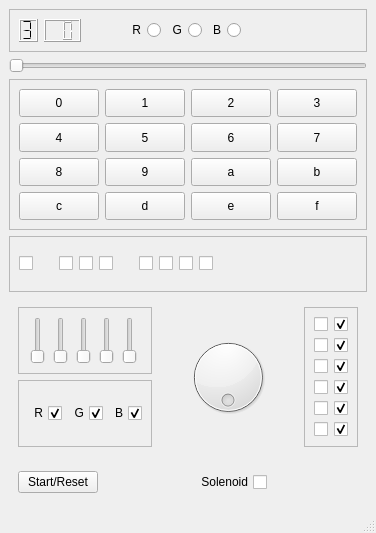
Akm0d/project_theseus, file qt/qt_graphics.ui: the form before one commit.
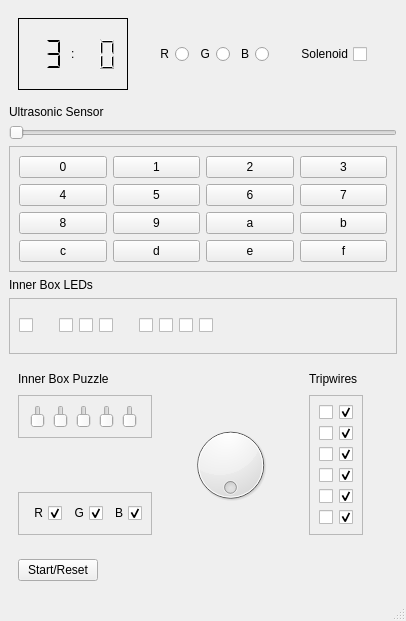
The form after the commit.

Commit message: MockBox Gui is easier to  understand

Patch:
```diff
--- a/qt/qt_graphics.ui
+++ b/qt/qt_graphics.ui
@@ -9,8 +9,8 @@
    <rect>
     <x>0</x>
     <y>0</y>
-    <width>376</width>
-    <height>533</height>
+       <width>406</width>
+       <height>621</height>
    </rect>
   </property>
   <property name="windowTitle">
@@ -18,14 +18,7 @@
   </property>
   <widget class="QWidget" name="centralwidget">
    <layout class="QGridLayout" name="gridLayout">
-    <item row="1" column="0">
-     <widget class="QSlider" name="ultrasonicSlider">
-      <property name="orientation">
-       <enum>Qt::Horizontal</enum>
-      </property>
-     </widget>
-    </item>
-    <item row="5" column="0">
+       <item row="7" column="0">
      <widget class="QWidget" name="widget_2" native="true">
       <layout class="QHBoxLayout" name="horizontalLayout_5">
        <item>
@@ -48,30 +41,23 @@
          </property>
         </spacer>
        </item>
-       <item>
-        <widget class="QCheckBox" name="solenoid">
-         <property name="focusPolicy">
-          <enum>Qt::NoFocus</enum>
-         </property>
-         <property name="layoutDirection">
-          <enum>Qt::RightToLeft</enum>
-         </property>
-         <property name="text">
-          <string>Solenoid</string>
-         </property>
-         <property name="checkable">
-          <bool>false</bool>
-         </property>
-         <property name="checked">
-          <bool>false</bool>
-         </property>
-        </widget>
+      </layout>
+     </widget>
        </item>
-       <item>
-        <spacer name="horizontalSpacer_10">
+       <item row="6" column="0">
+           <widget class="QFrame" name="frame">
+               <property name="frameShape">
+                   <enum>QFrame::NoFrame</enum>
+               </property>
+               <layout class="QGridLayout" name="gridLayout_2">
+                   <item row="2" column="1">
+                       <spacer name="horizontalSpacer_5">
          <property name="orientation">
           <enum>Qt::Horizontal</enum>
          </property>
+                           <property name="sizeType">
+                               <enum>QSizePolicy::Preferred</enum>
+                           </property>
          <property name="sizeHint" stdset="0">
           <size>
            <width>40</width>
@@ -80,37 +66,18 @@
          </property>
         </spacer>
        </item>
-      </layout>
-     </widget>
-    </item>
-    <item row="4" column="0">
-     <widget class="QFrame" name="frame">
-      <property name="frameShape">
-       <enum>QFrame::NoFrame</enum>
-      </property>
-      <layout class="QGridLayout" name="gridLayout_2">
-       <item row="0" column="5" rowspan="2">
+                   <item row="1" column="6" rowspan="3">
         <widget class="QFrame" name="gridFrame_2">
+            <property name="sizePolicy">
+                <sizepolicy hsizetype="Preferred" vsizetype="Preferred">
+                    <horstretch>0</horstretch>
+                    <verstretch>0</verstretch>
+                </sizepolicy>
+            </property>
          <property name="frameShape">
           <enum>QFrame::StyledPanel</enum>
          </property>
          <layout class="QGridLayout" name="gridLayout_6">
-          <item row="1" column="0">
-           <widget class="QCheckBox" name="laser_22">
-            <property name="focusPolicy">
-             <enum>Qt::NoFocus</enum>
-            </property>
-            <property name="text">
-             <string/>
-            </property>
-            <property name="checkable">
-             <bool>false</bool>
-            </property>
-            <property name="checked">
-             <bool>false</bool>
-            </property>
-           </widget>
-          </item>
           <item row="4" column="0">
            <widget class="QCheckBox" name="laser_21">
             <property name="focusPolicy">
@@ -138,23 +105,7 @@
            </widget>
           </item>
           <item row="5" column="0">
-           <widget class="QCheckBox" name="laser_23">
-            <property name="focusPolicy">
-             <enum>Qt::NoFocus</enum>
-            </property>
-            <property name="text">
-             <string/>
-            </property>
-            <property name="checkable">
-             <bool>false</bool>
-            </property>
-            <property name="checked">
-             <bool>false</bool>
-            </property>
-           </widget>
-          </item>
-          <item row="2" column="0">
-           <widget class="QCheckBox" name="laser_19">
+              <widget class="QCheckBox" name="laser_5">
             <property name="focusPolicy">
              <enum>Qt::NoFocus</enum>
             </property>
@@ -251,55 +202,42 @@
             </property>
            </widget>
           </item>
+             <item row="1" column="0">
+                 <widget class="QCheckBox" name="laser_1">
+                     <property name="focusPolicy">
+                         <enum>Qt::NoFocus</enum>
+                     </property>
+                     <property name="text">
+                         <string/>
+                     </property>
+                     <property name="checkable">
+                         <bool>false</bool>
+                     </property>
+                     <property name="checked">
+                         <bool>false</bool>
+                     </property>
+                 </widget>
+             </item>
+             <item row="2" column="0">
+                 <widget class="QCheckBox" name="laser_2">
+                     <property name="focusPolicy">
+                         <enum>Qt::NoFocus</enum>
+                     </property>
+                     <property name="text">
+                         <string/>
+                     </property>
+                     <property name="checkable">
+                         <bool>false</bool>
+                     </property>
+                     <property name="checked">
+                         <bool>false</bool>
+                     </property>
+                 </widget>
+             </item>
          </layout>
         </widget>
        </item>
-       <item row="0" column="1">
-        <spacer name="horizontalSpacer_5">
-         <property name="orientation">
-          <enum>Qt::Horizontal</enum>
-         </property>
-         <property name="sizeType">
-          <enum>QSizePolicy::Preferred</enum>
-         </property>
-         <property name="sizeHint" stdset="0">
-          <size>
-           <width>40</width>
-           <height>20</height>
-          </size>
-         </property>
-        </spacer>
-       </item>
-       <item row="1" column="1">
-        <spacer name="horizontalSpacer_4">
-         <property name="orientation">
-          <enum>Qt::Horizontal</enum>
-         </property>
-         <property name="sizeType">
-          <enum>QSizePolicy::Preferred</enum>
-         </property>
-         <property name="sizeHint" stdset="0">
-          <size>
-           <width>40</width>
-           <height>20</height>
-          </size>
-         </property>
-        </spacer>
-       </item>
-       <item row="0" column="4">
-        <spacer name="horizontalSpacer_8">
-         <property name="orientation">
-          <enum>Qt::Horizontal</enum>
-         </property>
-         <property name="sizeHint" stdset="0">
-          <size>
-           <width>40</width>
-           <height>20</height>
-          </size>
-         </property>
-        </spacer>
-       </item>
-       <item row="1" column="0">
+                   <item row="3" column="0">
         <widget class="QFrame" name="frame_4">
          <property name="frameShape">
           <enum>QFrame::StyledPanel</enum>
@@ -347,7 +285,7 @@
          </layout>
         </widget>
        </item>
-       <item row="0" column="0">
+                   <item row="1" column="0">
         <widget class="QFrame" name="frame_3">
          <property name="sizePolicy">
           <sizepolicy hsizetype="Preferred" vsizetype="Preferred">
@@ -442,7 +380,7 @@
          </layout>
         </widget>
        </item>
-       <item row="0" column="2" rowspan="2">
+                   <item row="1" column="2" rowspan="3">
         <widget class="QDial" name="dial">
          <property name="sizePolicy">
           <sizepolicy hsizetype="Expanding" vsizetype="Expanding">
@@ -456,12 +394,97 @@
          <property name="wrapping">
           <bool>true</bool>
          </property>
+            <property name="notchesVisible">
+                <bool>false</bool>
+            </property>
         </widget>
-       </item>
+                   </item>
+                   <item row="1" column="7">
+                       <spacer name="horizontalSpacer_4">
+                           <property name="orientation">
+                               <enum>Qt::Horizontal</enum>
+                           </property>
+                           <property name="sizeHint" stdset="0">
+                               <size>
+                                   <width>40</width>
+                                   <height>20</height>
+                               </size>
+                           </property>
+                       </spacer>
+                   </item>
+                   <item row="2" column="3">
+                       <spacer name="horizontalSpacer_8">
+                           <property name="orientation">
+                               <enum>Qt::Horizontal</enum>
+                           </property>
+                           <property name="sizeHint" stdset="0">
+                               <size>
+                                   <width>40</width>
+                                   <height>20</height>
+                               </size>
+                           </property>
+                       </spacer>
+                   </item>
+                   <item row="2" column="0">
+                       <spacer name="verticalSpacer">
+                           <property name="orientation">
+                               <enum>Qt::Vertical</enum>
+                           </property>
+                           <property name="sizeType">
+                               <enum>QSizePolicy::Preferred</enum>
+                           </property>
+                           <property name="sizeHint" stdset="0">
+                               <size>
+                                   <width>20</width>
+                                   <height>40</height>
+                               </size>
+                           </property>
+                       </spacer>
+                   </item>
+                   <item row="0" column="0">
+                       <widget class="QLabel" name="label_3">
+                           <property name="text">
+                               <string>Inner Box Puzzle</string>
+                           </property>
+                       </widget>
+                   </item>
+                   <item row="0" column="1" colspan="3">
+                       <spacer name="horizontalSpacer_11">
+                           <property name="orientation">
+                               <enum>Qt::Horizontal</enum>
+                           </property>
+                           <property name="sizeHint" stdset="0">
+                               <size>
+                                   <width>40</width>
+                                   <height>20</height>
+                               </size>
+                           </property>
+                       </spacer>
+                   </item>
+                   <item row="0" column="7">
+                       <spacer name="horizontalSpacer_12">
+                           <property name="orientation">
+                               <enum>Qt::Horizontal</enum>
+                           </property>
+                           <property name="sizeHint" stdset="0">
+                               <size>
+                                   <width>40</width>
+                                   <height>20</height>
+                               </size>
+                           </property>
+                       </spacer>
+                   </item>
+                   <item row="0" column="6">
+                       <widget class="QLabel" name="label_4">
+                           <property name="text">
+                               <string>Tripwires</string>
+                           </property>
+                       </widget>
+                   </item>
       </layout>
      </widget>
     </item>
-    <item row="3" column="0">
+       <item row="5" column="0">
      <widget class="QFrame" name="LEDs">
       <property name="frameShape">
        <enum>QFrame::StyledPanel</enum>
@@ -649,7 +672,7 @@
       </layout>
      </widget>
     </item>
-    <item row="2" column="0">
+       <item row="3" column="0">
      <widget class="QFrame" name="gridFrame">
       <property name="frameShape">
        <enum>QFrame::StyledPanel</enum>
@@ -869,36 +892,91 @@
     <item row="0" column="0">
      <widget class="QFrame" name="lid_display">
       <property name="frameShape">
-       <enum>QFrame::StyledPanel</enum>
+          <enum>QFrame::NoFrame</enum>
       </property>
       <layout class="QHBoxLayout" name="horizontalLayout">
        <item>
-        <widget class="QLCDNumber" name="lcdMinutes">
-         <property name="autoFillBackground">
-          <bool>false</bool>
-         </property>
-         <property name="smallDecimalPoint">
-          <bool>true</bool>
-         </property>
-         <property name="digitCount">
-          <number>1</number>
-         </property>
-         <property name="segmentStyle">
-          <enum>QLCDNumber::Flat</enum>
-         </property>
-         <property name="value" stdset="0">
-          <double>3.000000000000000</double>
-         </property>
-         <property name="intValue" stdset="0">
-          <number>3</number>
-         </property>
-        </widget>
-       </item>
-       <item>
-        <widget class="QLCDNumber" name="lcdSeconds">
-         <property name="digitCount">
-          <number>2</number>
-         </property>
+           <widget class="QFrame" name="frame">
+               <property name="frameShape">
+                   <enum>QFrame::Panel</enum>
+               </property>
+               <property name="frameShadow">
+                   <enum>QFrame::Plain</enum>
+               </property>
+               <layout class="QHBoxLayout" name="horizontalLayout_6">
+                   <item>
+                       <widget class="QLCDNumber" name="lcdMinutes">
+                           <property name="sizePolicy">
+                               <sizepolicy hsizetype="MinimumExpanding" vsizetype="MinimumExpanding">
+                                   <horstretch>0</horstretch>
+                                   <verstretch>0</verstretch>
+                               </sizepolicy>
+                           </property>
+                           <property name="autoFillBackground">
+                               <bool>false</bool>
+                           </property>
+                           <property name="frameShape">
+                               <enum>QFrame::NoFrame</enum>
+                           </property>
+                           <property name="smallDecimalPoint">
+                               <bool>false</bool>
+                           </property>
+                           <property name="digitCount">
+                               <number>2</number>
+                           </property>
+                           <property name="mode">
+                               <enum>QLCDNumber::Hex</enum>
+                           </property>
+                           <property name="segmentStyle">
+                               <enum>QLCDNumber::Flat</enum>
+                           </property>
+                           <property name="value" stdset="0">
+                               <double>3.000000000000000</double>
+                           </property>
+                           <property name="intValue" stdset="0">
+                               <number>3</number>
+                           </property>
+                       </widget>
+                   </item>
+                   <item>
+                       <widget class="QLabel" name="Colon">
+                           <property name="sizePolicy">
+                               <sizepolicy hsizetype="Preferred" vsizetype="Expanding">
+                                   <horstretch>0</horstretch>
+                                   <verstretch>0</verstretch>
+                               </sizepolicy>
+                           </property>
+                           <property name="text">
+                               <string>:</string>
+                           </property>
+                           <property name="scaledContents">
+                               <bool>true</bool>
+                           </property>
+                           <property name="textInteractionFlags">
+                               <set>Qt::NoTextInteraction</set>
+                           </property>
+                       </widget>
+                   </item>
+                   <item>
+                       <widget class="QLCDNumber" name="lcdSeconds">
+                           <property name="sizePolicy">
+                               <sizepolicy hsizetype="MinimumExpanding" vsizetype="MinimumExpanding">
+                                   <horstretch>0</horstretch>
+                                   <verstretch>0</verstretch>
+                               </sizepolicy>
+                           </property>
+                           <property name="frameShape">
+                               <enum>QFrame::NoFrame</enum>
+                           </property>
+                           <property name="digitCount">
+                               <number>2</number>
+                           </property>
+                           <property name="mode">
+                               <enum>QLCDNumber::Hex</enum>
+                           </property>
+                       </widget>
+                   </item>
+               </layout>
         </widget>
        </item>
        <item>
@@ -978,9 +1056,62 @@
          </property>
         </spacer>
        </item>
+          <item>
+              <widget class="QCheckBox" name="solenoid">
+                  <property name="focusPolicy">
+                      <enum>Qt::NoFocus</enum>
+                  </property>
+                  <property name="layoutDirection">
+                      <enum>Qt::RightToLeft</enum>
+                  </property>
+                  <property name="text">
+                      <string>Solenoid</string>
+                  </property>
+                  <property name="checkable">
+                      <bool>false</bool>
+                  </property>
+                  <property name="checked">
+                      <bool>false</bool>
+                  </property>
+              </widget>
+          </item>
+          <item>
+              <spacer name="horizontalSpacer_10">
+                  <property name="orientation">
+                      <enum>Qt::Horizontal</enum>
+                  </property>
+                  <property name="sizeHint" stdset="0">
+                      <size>
+                          <width>40</width>
+                          <height>20</height>
+                      </size>
+                  </property>
+              </spacer>
+          </item>
       </layout>
      </widget>
     </item>
+       <item row="2" column="0">
+           <widget class="QSlider" name="ultrasonicSlider">
+               <property name="orientation">
+                   <enum>Qt::Horizontal</enum>
+               </property>
+           </widget>
+       </item>
+       <item row="1" column="0">
+           <widget class="QLabel" name="label">
+               <property name="text">
+                   <string>Ultrasonic Sensor</string>
+               </property>
+           </widget>
+       </item>
+       <item row="4" column="0">
+           <widget class="QLabel" name="label_2">
+               <property name="text">
+                   <string>Inner Box LEDs</string>
+               </property>
+           </widget>
+       </item>
    </layout>
   </widget>
   <widget class="QMenuBar" name="menubar">
```
Left out of the diff: 38 changed lines with no effect on the pictures. The commit also changes 3 other files.
